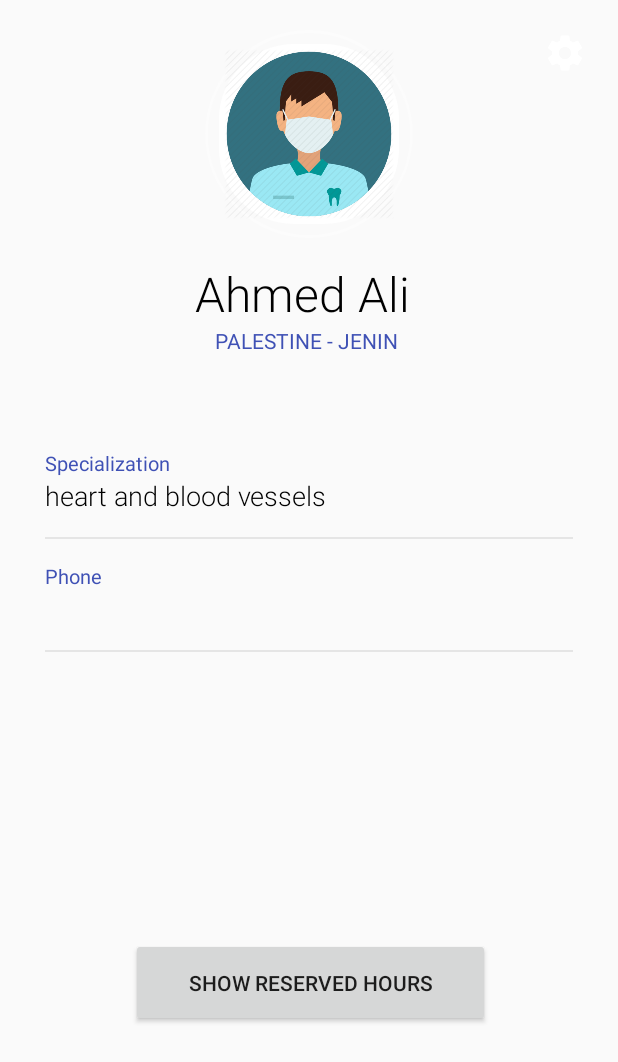
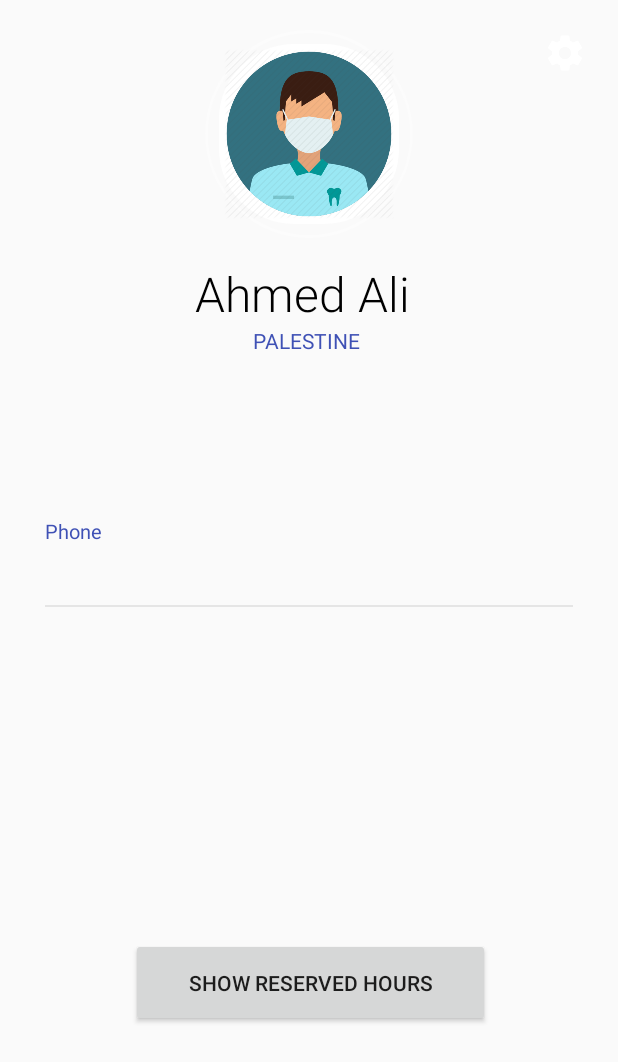
Before and after one commit to marahnairat/HealthCare, an Android app: the layout doctor_profile_doctor_side.xml on its own in the app's theme, with its tools: preview values and no code run, on a phone screen of 412 x 824 dp. Shown: the top 1062 px of the screen. Run offline under Robolectric (Android 15) with nearby library versions, the phone set to English and light mode, and no system bars.

Commit message:
design doctor profile habosha

```diff
--- a/app/src/main/res/layout/doctor_profile_doctor_side.xml
+++ b/app/src/main/res/layout/doctor_profile_doctor_side.xml
@@ -72,7 +72,7 @@
                 android:layout_below="@+id/d_name"
                 android:layout_centerHorizontal="true"
                 android:fontFamily="sans-serif"
-                android:text="palestine - jenin "
+                android:text="palestine "
                 android:textAllCaps="true"
                 android:textColor="@color/blue"
                 android:textSize="14sp" />
@@ -104,35 +104,6 @@
                 android:layout_marginTop="20dp"
                 android:layout_marginRight="30dp"
                 android:orientation="vertical">
-
-                <LinearLayout
-                    android:layout_width="match_parent"
-                    android:layout_height="wrap_content"
-                    android:orientation="vertical">
-
-                    <TextView
-                        android:layout_width="wrap_content"
-                        android:layout_height="wrap_content"
-                        android:text="Specialization"
-                        android:textColor="@color/blue"
-                        android:textSize="13sp" />
-
-                    <TextView
-                        android:id="@+id/d_spec"
-                        android:layout_width="wrap_content"
-                        android:layout_height="wrap_content"
-                        android:fontFamily="sans-serif-light"
-                        android:text="heart and blood vessels "
-                        android:textColor="#000000"
-                        android:textSize="18sp" />
-
-                    <View
-                        android:layout_width="match_parent"
-                        android:layout_height="1dp"
-                        android:layout_marginTop="15dp"
-                        android:background="@color/grey" />
-
-                </LinearLayout>
 
                 <LinearLayout
                     android:id="@+id/phone_number"
```
Also changed, not shown: app/src/main/java/com/example/healthcare/Dr_profile_dr_side.java (+8 -1 lines), app/src/main/java/com/example/healthcare/loginFinal.java (+7 -1 lines), app/src/main/res/layout/reservation_activity.xml (+1 -14 lines).
